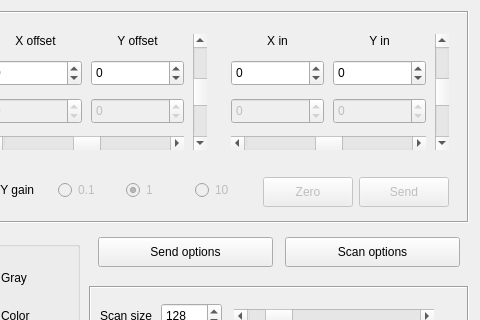
Old version of the form pyqt5 STM software/ui/Scan.ui in the repository freestylexyz/STM-pyqt5-software; both pictures show x 549 to 1029 and y 0 to 320 of the 1029 by 549 pixel window.
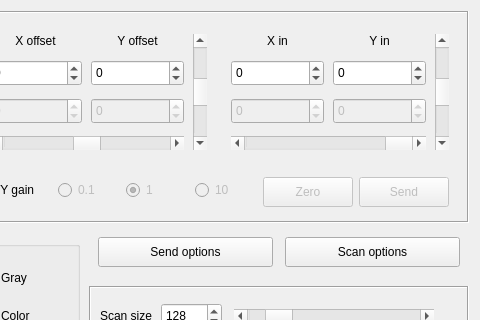
New version of the form. Icons and pictures are not drawn. Custom widgets are drawn as their Qt base class.

What changed in the file:
```diff
--- a/pyqt5 STM software/ui/Scan.ui
+++ b/pyqt5 STM software/ui/Scan.ui
@@ -376,11 +376,14 @@
             </item>
             <item row="3" column="0" colspan="2">
              <widget class="QScrollBar" name="scrollBar_Xin_XY">
+              <property name="minimum">
+               <number>-32768</number>
+              </property>
               <property name="maximum">
-               <number>65535</number>
+               <number>32767</number>
               </property>
               <property name="sliderPosition">
-               <number>32768</number>
+               <number>32767</number>
               </property>
               <property name="orientation">
                <enum>Qt::Horizontal</enum>
```
Left out of the diff: 30 changed lines with no effect on the pictures.
